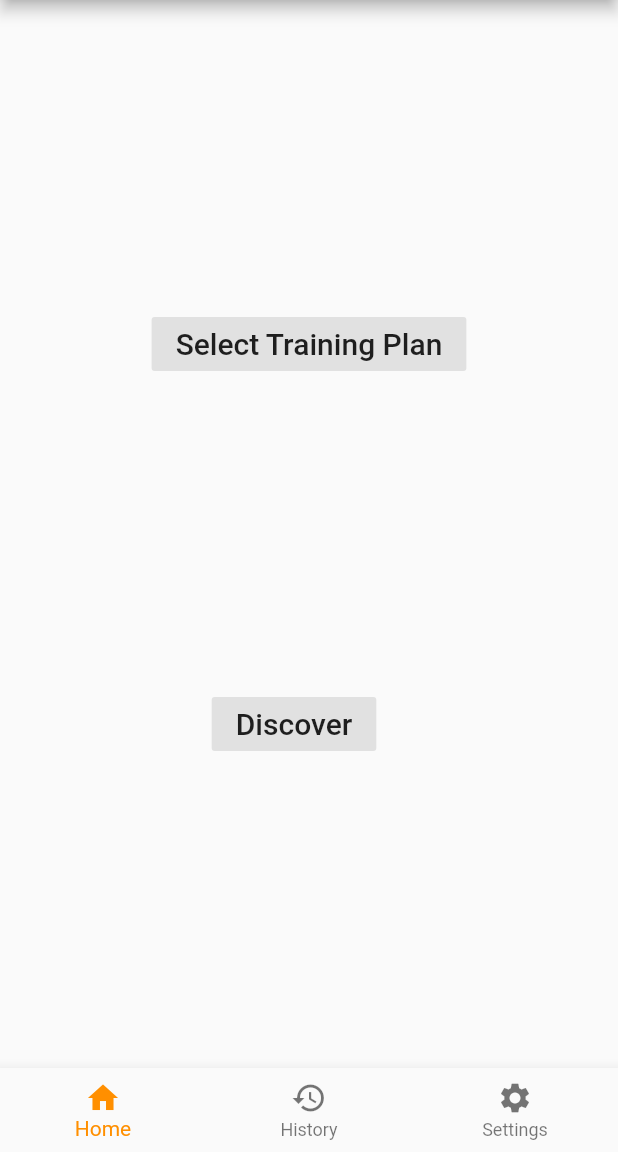
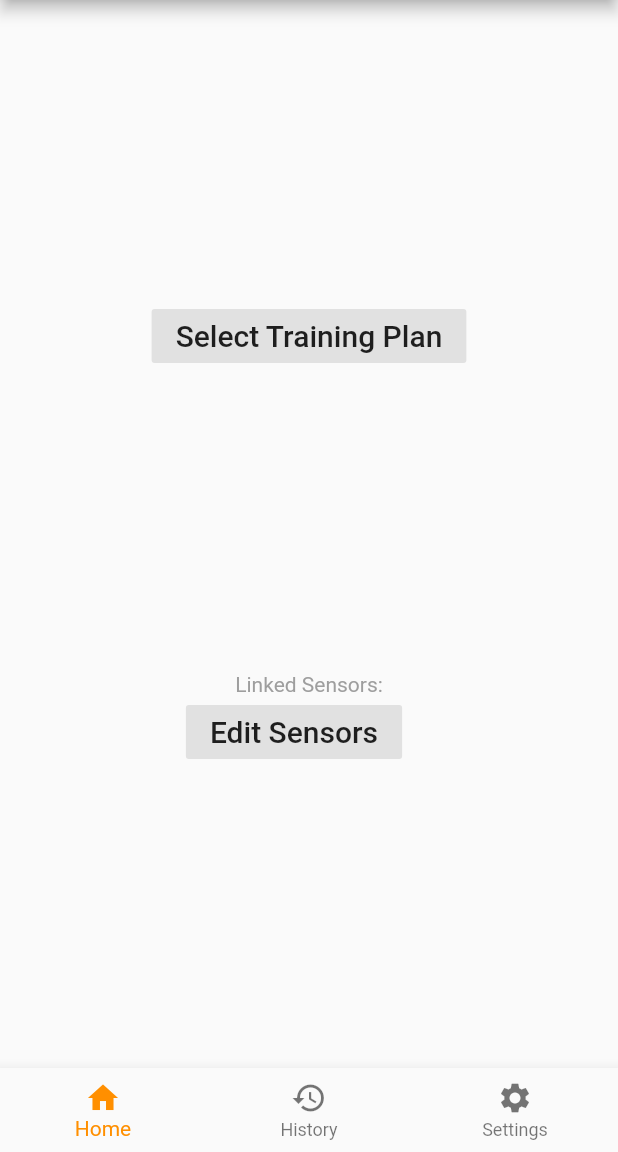
Before and after one commit to 2mawi2/Flutter-Trainer, a Flutter app: the screen it shows after launch, on a phone screen of 412 x 824 dp, the part 84-1236 px from its top. Run offline on Flutter 3.47's test engine with Material 2 defaults, Android fonts, the phone set to English and light mode, and no system bars; our stand-ins replace charts_flutter, get_it, shared_preferences.

Commit message:
Remove and Add sensors in UI

```diff
--- a/lib/home/home_widget.dart
+++ b/lib/home/home_widget.dart
@@ -23,6 +23,7 @@ class HomeWidget extends StatefulWidget {
 class _HomeState extends State<HomeWidget> {
   var sensorChannel = getIt<SensorChannel>();
 
+  var persistedSensors = <Sensor>[];
   var sensors = <Sensor>[];
   var sensorDataMap = HashMap<String, List<SensorData>>();
   var isDiscoveryStarted = false;
@@ -78,24 +79,25 @@ class _HomeState extends State<HomeWidget> {
   Widget build(BuildContext context) {
     return Center(
       child: Column(
-        mainAxisAlignment: MainAxisAlignment.center,
         children: <Widget>[
           Spacer(),
           HomeButtons(),
           Spacer(),
+          Text("Linked Sensors:", style: TextStyle(color: Colors.grey)),
           Row(
             mainAxisAlignment: MainAxisAlignment.center,
             children: <Widget>[
               buttonFlatDefault(
                 Key("btn_discover"),
-                "Discover",
+                "Edit Sensors",
                 _onClickDiscoverButton,
               ),
               SizedBox(width: 20),
               discoverProgressIndicator()
             ],
           ),
-          Sensors(),
+          Sensors(persistedSensors, true),
+          Sensors(sensors, false),
           Spacer(),
         ],
       ),
@@ -137,13 +139,42 @@ class _HomeState extends State<HomeWidget> {
     }
   }
 
-  Column Sensors() {
+  Column Sensors(List<Sensor> sensors, bool isSavedByUser) {
     return Column(
         children: sensors
-            .map((sensor) => SensorWidget(
-                  sensor: sensor,
-                  sensorField: getLatestDataOrDefault(sensor.id),
-                ))
+            .map(
+              (sensor) => SensorWidget(
+                sensor: sensor,
+                sensorField: getLatestDataOrDefault(sensor.id),
+                onClickSensorButton: onClickSensorButton,
+                isSavedByUser: isSavedByUser,
+              ),
+            )
             .toList());
   }
+
+
+
+  void onClickSensorButton(String sensorId, bool toBeRemoved) {
+    if (toBeRemoved) {
+      moveSensor(persistedSensors, sensors, sensorId);
+    } else {
+      moveSensor(sensors, persistedSensors, sensorId);
+    }
+    sortSensors();
+    setState(() {});
+  }
+
+  void moveSensor(List<Sensor> from, List<Sensor> to, String sensorId) {
+    var sensorToBeRemoved = from.firstWhere((element) => element.id == sensorId);
+    from.removeWhere((element) => element.id == sensorId);
+    to.add(sensorToBeRemoved);
+  }
+
+  void sortSensors() {
+    persistedSensors.sort((l, r) => l.name.compareTo(r.name));
+    sensors.sort((l, r) => l.name.compareTo(r.name));
+  }
 }
+
+typedef SensorButtonCallback = void Function(String sensorId, bool toBeRemoved);
```
Also changed, not shown: lib/home/sensor_widget.dart (+15 -1 lines).
